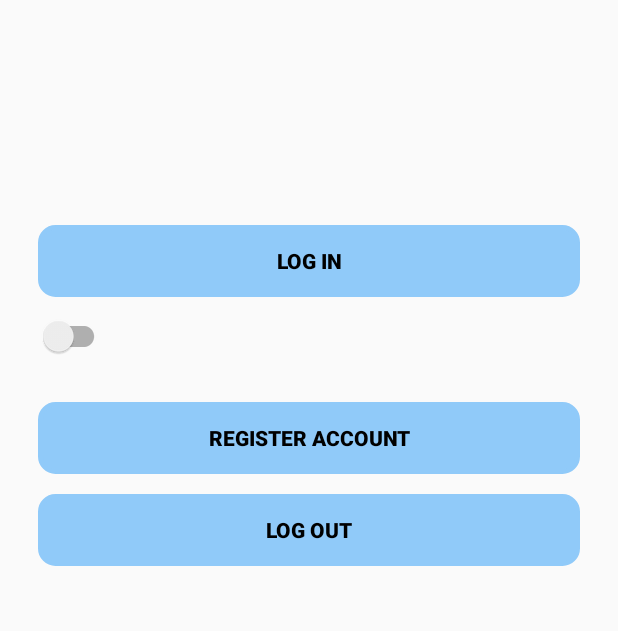
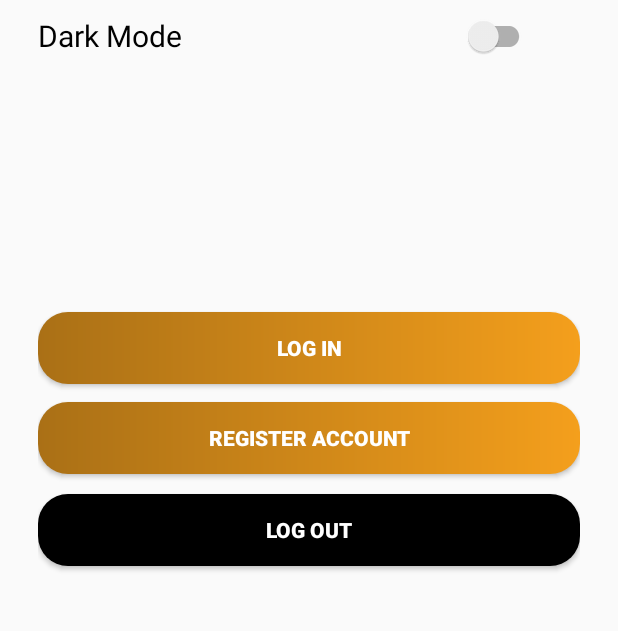
Before and after one commit to Sir-Aly/ER, an Android app: the screen it shows after launch (Choose_Login_And_Reg), on a phone screen of 412 x 824 dp, the part 485-1116 px from its top. Run offline under Robolectric (Android 15) with nearby library versions, the phone set to English and light mode, and no system bars; our stand-ins replace Firebase (no records; nobody signed in at launch, a user with empty details on screens opened directly).

Commit message:
change buttons colors

```diff
--- a/app/src/main/res/drawable/grad_main.xml
+++ b/app/src/main/res/drawable/grad_main.xml
@@ -1,9 +1,10 @@
 <?xml version="1.0" encoding="utf-8"?>
 <shape xmlns:android="http://schemas.android.com/apk/res/android">
-
+<corners android:radius="100dp"/>
     <gradient
+        android:angle="180"
         android:startColor="@color/MainColor"
-        android:endColor="@color/white" />
+        android:endColor="#AA7016" />
 
     <corners android:radius="20dp" />
 
--- a/app/src/main/res/layout/activity_choose_between2options.xml
+++ b/app/src/main/res/layout/activity_choose_between2options.xml
@@ -38,6 +38,7 @@
             />
 
             <androidx.cardview.widget.CardView
+                android:onClick="href_to_job_seeker"
                 android:layout_width="match_parent"
                 android:layout_height="wrap_content"
                 app:cardCornerRadius="20dp"
@@ -81,6 +82,7 @@
 
 
         <androidx.cardview.widget.CardView
+            android:onClick="href_to_job_offerer"
             android:layout_width="match_parent"
             android:layout_height="wrap_content"
             app:cardCornerRadius="20dp"
--- a/app/src/main/res/layout/activity_choose_login_and_reg.xml
+++ b/app/src/main/res/layout/activity_choose_login_and_reg.xml
@@ -53,6 +53,16 @@ style="@style/ScreenBackground"
                             android:textStyle="bold"
                             android:layout_gravity="center_horizontal"/>
 
+                        <androidx.appcompat.widget.SwitchCompat
+                            android:layout_width="match_parent"
+                            android:layout_height="wrap_content"
+                            android:id="@+id/switchMode"
+                            android:layout_marginBottom="10dp"
+                            android:layout_marginEnd="30dp"
+                            android:text="Dark Mode"
+                            android:textSize="20dp"/>
+
+
                         <androidx.appcompat.widget.AppCompatButton
                             android:id="@+id/login"
                             android:layout_width="match_parent"
@@ -61,16 +71,11 @@ style="@style/ScreenBackground"
                             android:layout_marginBottom="2dp"
                             android:padding="12dp"
                             android:text="Log in"
-                            android:textColor="@color/black"
+                            android:textColor="@color/white"
                             android:textStyle="bold"
-                            android:background="@drawable/custom_edittext"
-                            android:backgroundTint="@color/blue_200"/>
-                        <androidx.appcompat.widget.SwitchCompat
-                            android:layout_width="wrap_content"
-                            android:layout_height="wrap_content"
-                            android:id="@+id/switchMode"
-                            android:layout_marginBottom="10dp"
-                            android:layout_marginEnd="30dp"
+                            android:background="@drawable/grad_main"
+                            />
+
                             />
                         <androidx.appcompat.widget.AppCompatButton
                             android:id="@+id/register"
@@ -80,10 +85,9 @@ style="@style/ScreenBackground"
                             android:layout_marginTop="10dp"
                             android:gravity="center"
                             android:padding="12dp"
-                            android:textColor="@color/black"
+                            android:textColor="@color/white"
                             android:textStyle="bold"
-                            android:background="@drawable/custom_edittext"
-                            android:backgroundTint="@color/blue_200"
+                            android:background="@drawable/grad_main"
                             android:text="Register Account"/>
                         <androidx.appcompat.widget.AppCompatButton
                             android:id="@+id/logout"
@@ -93,10 +97,10 @@ style="@style/ScreenBackground"
                             android:layout_marginTop="10dp"
                             android:gravity="center"
                             android:padding="12dp"
-                            android:textColor="@color/black"
+                            android:textColor="@color/white"
                             android:textStyle="bold"
-                            android:background="@drawable/custom_edittext"
-                            android:backgroundTint="@color/blue_200"
+                            android:background="@drawable/grad_main"
+                            android:backgroundTint="@color/black"
                             android:text="Log out"/>
 
 
```
Also changed, not shown: app/src/main/java/com/example/easyreach/Choose_between_2options.java (+23 -0 lines).
